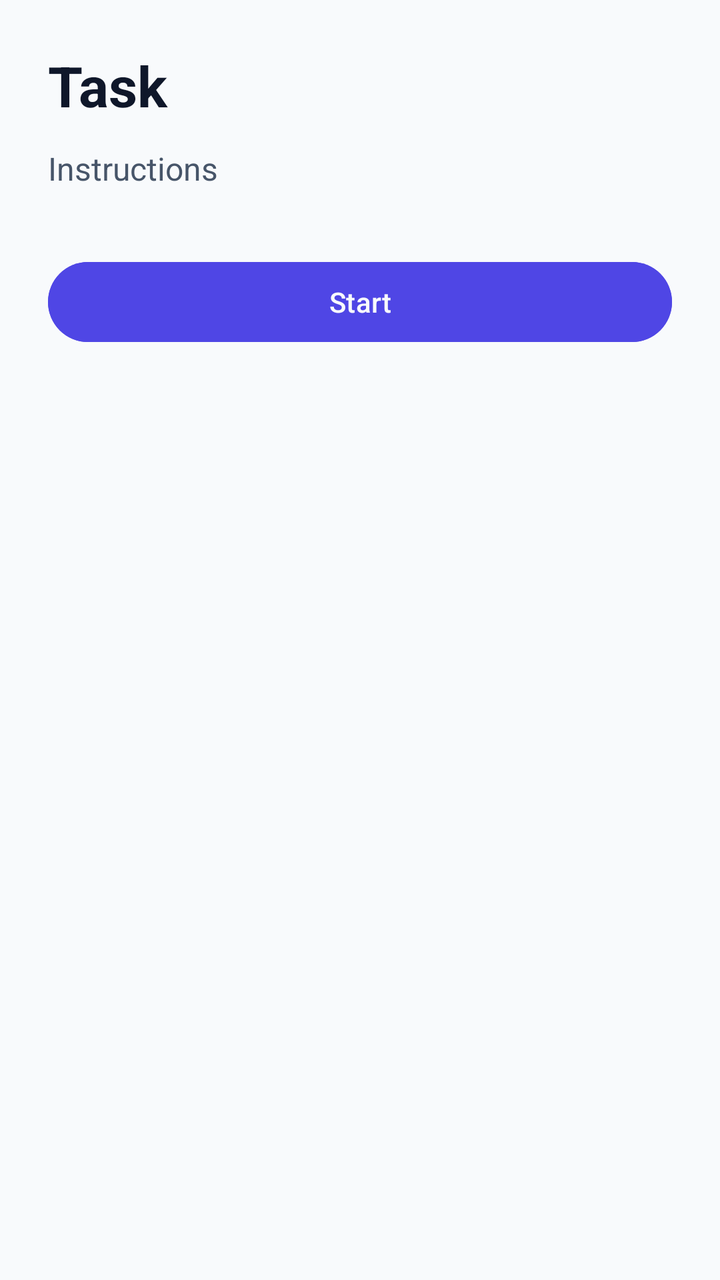
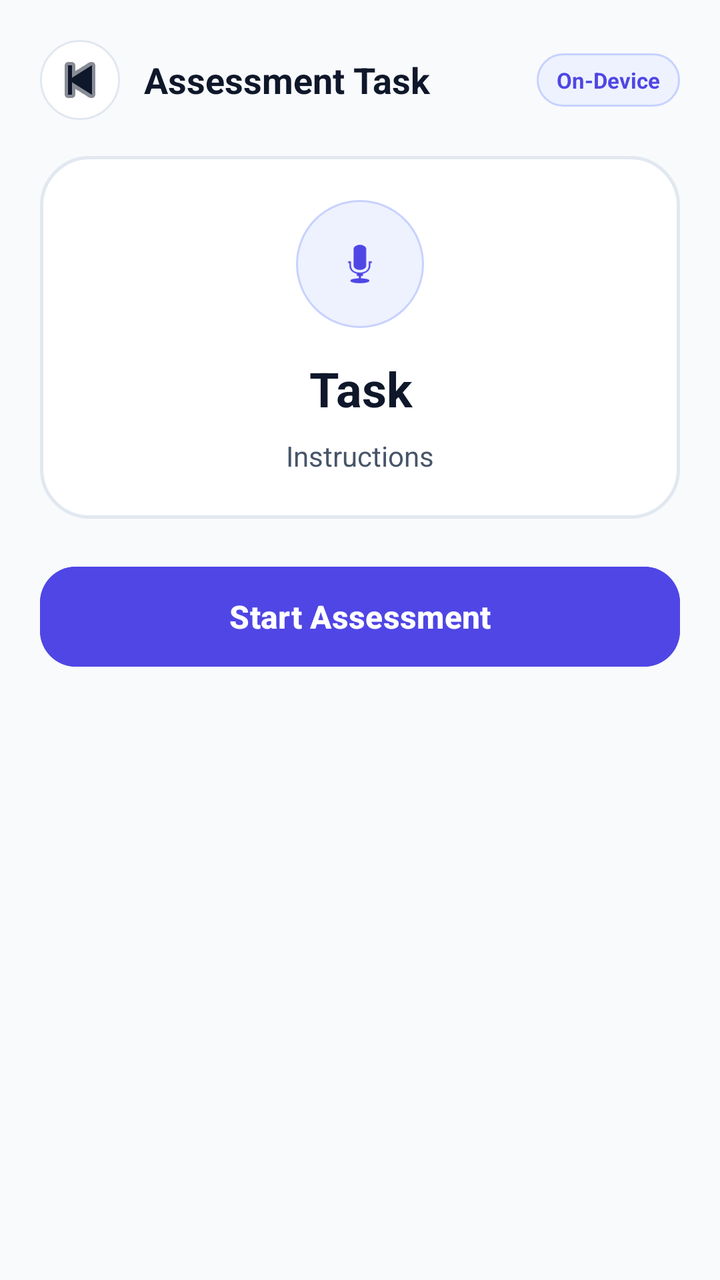

Compare the two renders of this Android layout. The source of the first and the diff that turns it into the second are given below.
<!-- AndroidManifest.xml: application theme Theme.ParkiMed -->
<!-- res/layout/activity_task.xml -->
<?xml version="1.0" encoding="utf-8"?>
<ScrollView xmlns:android="http://schemas.android.com/apk/res/android"
    android:layout_width="match_parent"
    android:layout_height="match_parent"
    android:background="@color/bg"
    android:fillViewport="true">

    <LinearLayout
        android:layout_width="match_parent"
        android:layout_height="wrap_content"
        android:orientation="vertical"
        android:padding="24dp">

        <TextView
            android:id="@+id/taskTitle"
            android:layout_width="match_parent"
            android:layout_height="wrap_content"
            android:text="Task"
            android:textColor="@color/text_primary"
            android:textSize="28sp"
            android:textStyle="bold" />

        <TextView
            android:id="@+id/taskHint"
            android:layout_width="match_parent"
            android:layout_height="wrap_content"
            android:layout_marginTop="12dp"
            android:text="Instructions"
            android:textColor="@color/text_secondary"
            android:textSize="16sp" />

        <Button
            android:id="@+id/btnStart"
            android:layout_width="match_parent"
            android:layout_height="wrap_content"
            android:layout_marginTop="32dp"
            android:backgroundTint="@color/primary"
            android:text="Start"
            android:textColor="@color/bg" />

        <LinearLayout
            android:id="@+id/demoRow"
            android:layout_width="match_parent"
            android:layout_height="wrap_content"
            android:layout_marginTop="24dp"
            android:orientation="horizontal"
            android:visibility="gone">

            <Button
                android:id="@+id/btnDemoHealthy"
                android:layout_width="0dp"
                android:layout_height="wrap_content"
                android:layout_weight="1"
                android:layout_marginEnd="8dp"
                android:backgroundTint="@color/primary"
                android:text="Demo: Healthy (real)"
                android:textColor="@color/bg" />

            <Button
                android:id="@+id/btnDemoSevere"
                android:layout_width="0dp"
                android:layout_height="wrap_content"
                android:layout_weight="1"
                android:backgroundTint="@color/danger"
                android:text="Demo: Severe (real)"
                android:textColor="@color/bg" />
        </LinearLayout>

        <com.parkimed.ai.ui.GaitView
            android:id="@+id/gaitDemoView"
            android:layout_width="match_parent"
            android:layout_height="300dp"
            android:layout_marginTop="20dp"
            android:visibility="gone" />

        <Button
            android:id="@+id/btnDemoWalk"
            android:layout_width="match_parent"
            android:layout_height="wrap_content"
            android:layout_marginTop="12dp"
            android:backgroundTint="@color/danger"
            android:text="Demo: PD Episode (gait + spiral)"
            android:textColor="@color/bg"
            android:visibility="gone" />
    </LinearLayout>
</ScrollView>
<!-- resources referenced by this layout -->
<resources>
  <color name="bg">#F8FAFC</color>
  <color name="danger">#F43F5E</color>
  <color name="primary">#4F46E5</color>
  <color name="text_primary">#0F172A</color>
  <color name="text_secondary">#475569</color>
  <style name="Theme.ParkiMed" parent="Theme.Material3.Light.NoActionBar">
          <item name="colorPrimary">@color/primary</item>
          <item name="colorOnPrimary">@color/card</item>
          <item name="colorSecondary">@color/accent</item>
          <item name="android:colorBackground">@color/bg</item>
          <item name="android:statusBarColor">@color/bg</item>
          <item name="android:windowLightStatusBar">true</item>
          <item name="android:navigationBarColor">@color/bg</item>
          <item name="android:windowLightNavigationBar">true</item>
          <item name="android:textColorPrimary">@color/text_primary</item>
          <item name="android:textColorSecondary">@color/text_secondary</item>
      </style>
  <color name="card">#FFFFFF</color>
  <color name="accent">#0EA5E9</color>
</resources>

<!-- the commit's change to res/layout/activity_task.xml (unified diff, before → after) -->
@@ -1,5 +1,6 @@
 <?xml version="1.0" encoding="utf-8"?>
 <ScrollView xmlns:android="http://schemas.android.com/apk/res/android"
+    xmlns:app="http://schemas.android.com/apk/res-auto"
     android:layout_width="match_parent"
     android:layout_height="match_parent"
     android:background="@color/bg"
@@ -9,78 +10,158 @@
         android:layout_width="match_parent"
         android:layout_height="wrap_content"
         android:orientation="vertical"
-        android:padding="24dp">
+        android:padding="20dp">
 
-        <TextView
-            android:id="@+id/taskTitle"
+        <LinearLayout
             android:layout_width="match_parent"
             android:layout_height="wrap_content"
-            android:text="Task"
-            android:textColor="@color/text_primary"
-            android:textSize="28sp"
-            android:textStyle="bold" />
+            android:gravity="center_vertical"
+            android:orientation="horizontal">
 
-        <TextView
-            android:id="@+id/taskHint"
+            <ImageButton
+                android:id="@+id/btnBack"
+                android:layout_width="40dp"
+                android:layout_height="40dp"
+                android:background="@drawable/bg_card"
+                android:contentDescription="Back"
+                android:src="@android:drawable/ic_media_previous"
+                app:tint="@color/text_primary" />
+
+            <TextView
+                android:layout_width="0dp"
+                android:layout_height="wrap_content"
+                android:layout_marginStart="12dp"
+                android:layout_weight="1"
+                android:text="Assessment Task"
+                android:textColor="@color/text_primary"
+                android:textSize="18sp"
+                android:textStyle="bold" />
+
+            <TextView
+                android:layout_width="wrap_content"
+                android:layout_height="wrap_content"
+                android:background="@drawable/bg_pill_primary"
+                android:paddingHorizontal="10dp"
+                android:paddingVertical="6dp"
+                android:text="On-Device"
+                android:textColor="@color/primary"
+                android:textSize="11sp"
+                android:textStyle="bold" />
+        </LinearLayout>
+
+        <LinearLayout
             android:layout_width="match_parent"
             android:layout_height="wrap_content"
-            android:layout_marginTop="12dp"
-            android:text="Instructions"
-            android:textColor="@color/text_secondary"
-            android:textSize="16sp" />
+            android:layout_marginTop="18dp"
+            android:background="@drawable/bg_card_rounded"
+            android:orientation="vertical"
+            android:padding="22dp">
 
-        <Button
+            <FrameLayout
+                android:layout_width="64dp"
+                android:layout_height="64dp"
+                android:layout_gravity="center_horizontal"
+                android:background="@drawable/bg_icon_circle">
+
+                <ImageView
+                    android:id="@+id/taskIcon"
+                    android:layout_width="28dp"
+                    android:layout_height="28dp"
+                    android:layout_gravity="center"
+                    android:src="@android:drawable/ic_btn_speak_now"
+                    app:tint="@color/primary" />
+            </FrameLayout>
+
+            <TextView
+                android:id="@+id/taskTitle"
+                android:layout_width="match_parent"
+                android:layout_height="wrap_content"
+                android:layout_marginTop="14dp"
+                android:gravity="center"
+                android:text="Task"
+                android:textColor="@color/text_primary"
+                android:textSize="24sp"
+                android:textStyle="bold" />
+
+            <TextView
+                android:id="@+id/taskHint"
+                android:layout_width="match_parent"
+                android:layout_height="wrap_content"
+                android:layout_marginTop="8dp"
+                android:gravity="center"
+                android:lineSpacingExtra="4dp"
+                android:text="Instructions"
+                android:textColor="@color/text_secondary"
+                android:textSize="14sp" />
+        </LinearLayout>
+
+        <com.google.android.material.button.MaterialButton
             android:id="@+id/btnStart"
+            style="@style/Widget.Material3.Button"
             android:layout_width="match_parent"
-            android:layout_height="wrap_content"
-            android:layout_marginTop="32dp"
+            android:layout_height="58dp"
+            android:layout_marginTop="20dp"
             android:backgroundTint="@color/primary"
-            android:text="Start"
-            android:textColor="@color/bg" />
+            android:text="Start Assessment"
+            android:textAllCaps="false"
+            android:textColor="@color/card"
+            android:textSize="16sp"
+            android:textStyle="bold"
+            app:cornerRadius="18dp" />
 
         <LinearLayout
             android:id="@+id/demoRow"
             android:layout_width="match_parent"
             android:layout_height="wrap_content"
-            android:layout_marginTop="24dp"
+            android:layout_marginTop="16dp"
             android:orientation="horizontal"
             android:visibility="gone">
 
-            <Button
+            <com.google.android.material.button.MaterialButton
                 android:id="@+id/btnDemoHealthy"
+                style="@style/Widget.Material3.Button.OutlinedButton"
                 android:layout_width="0dp"
-                android:layout_height="wrap_content"
+                android:layout_height="54dp"
+                android:layout_marginEnd="6dp"
                 android:layout_weight="1"
-                android:layout_marginEnd="8dp"
-                android:backgroundTint="@color/primary"
-                android:text="Demo: Healthy (real)"
-                android:textColor="@color/bg" />
+                android:text="Demo: Healthy"
+                android:textAllCaps="false"
+                android:textColor="@color/text_primary"
+                app:cornerRadius="16dp"
+                app:strokeColor="@color/surface_border" />
 
-            <Button
+            <com.google.android.material.button.MaterialButton
                 android:id="@+id/btnDemoSevere"
+                style="@style/Widget.Material3.Button.OutlinedButton"
                 android:layout_width="0dp"
-                android:layout_height="wrap_content"
+                android:layout_height="54dp"
+                android:layout_marginStart="6dp"
                 android:layout_weight="1"
-                android:backgroundTint="@color/danger"
-                android:text="Demo: Severe (real)"
-                android:textColor="@color/bg" />
+                android:text="Demo: Severe"
+                android:textAllCaps="false"
+                android:textColor="@color/text_primary"
+                app:cornerRadius="16dp"
+                app:strokeColor="@color/surface_border" />
         </LinearLayout>
 
         <com.parkimed.ai.ui.GaitView
             android:id="@+id/gaitDemoView"
             android:layout_width="match_parent"
-            android:layout_height="300dp"
-            android:layout_marginTop="20dp"
+            android:layout_height="260dp"
+            android:layout_marginTop="16dp"
             android:visibility="gone" />
 
-        <Button
+        <com.google.android.material.button.MaterialButton
             android:id="@+id/btnDemoWalk"
+            style="@style/Widget.Material3.Button.OutlinedButton"
             android:layout_width="match_parent"
-            android:layout_height="wrap_content"
+            android:layout_height="54dp"
             android:layout_marginTop="12dp"
-            android:backgroundTint="@color/danger"
             android:text="Demo: PD Episode (gait + spiral)"
-            android:textColor="@color/bg"
-            android:visibility="gone" />
+            android:textAllCaps="false"
+            android:textColor="@color/text_primary"
+            android:visibility="gone"
+            app:cornerRadius="16dp"
+            app:strokeColor="@color/surface_border" />
     </LinearLayout>
 </ScrollView>
<!-- resource entries referenced after the edit -->
@@ -1,10 +1,37 @@
 <!-- resources referenced by this layout -->
 <resources>
   <color name="bg">#F8FAFC</color>
-  <color name="danger">#F43F5E</color>
   <color name="primary">#4F46E5</color>
+  <color name="surface_border">#E2E8F0</color>
   <color name="text_primary">#0F172A</color>
   <color name="text_secondary">#475569</color>
+  <!-- drawable bg_card (drawable) -->
+  <?xml version="1.0" encoding="utf-8"?>
+  <shape xmlns:android="http://schemas.android.com/apk/res/android">
+      <solid android:color="@color/card" />
+      <corners android:radius="20dp" />
+      <stroke android:width="1dp" android:color="@color/surface_border" />
+  </shape>
+  <!-- drawable bg_card_rounded (drawable) -->
+  <?xml version="1.0" encoding="utf-8"?>
+  <shape xmlns:android="http://schemas.android.com/apk/res/android">
+      <solid android:color="@color/card" />
+      <corners android:radius="24dp" />
+      <stroke android:width="1.5dp" android:color="@color/surface_border" />
+  </shape>
+  <!-- drawable bg_icon_circle (drawable) -->
+  <?xml version="1.0" encoding="utf-8"?>
+  <shape xmlns:android="http://schemas.android.com/apk/res/android" android:shape="oval">
+      <solid android:color="@color/primary_light" />
+      <stroke android:width="1dp" android:color="#C7D2FE" />
+  </shape>
+  <!-- drawable bg_pill_primary (drawable) -->
+  <?xml version="1.0" encoding="utf-8"?>
+  <shape xmlns:android="http://schemas.android.com/apk/res/android">
+      <solid android:color="@color/primary_light" />
+      <corners android:radius="20dp" />
+      <stroke android:width="1dp" android:color="#C7D2FE" />
+  </shape>
   <style name="Theme.ParkiMed" parent="Theme.Material3.Light.NoActionBar">
           <item name="colorPrimary">@color/primary</item>
           <item name="colorOnPrimary">@color/card</item>
@@ -17,6 +44,7 @@
           <item name="android:textColorPrimary">@color/text_primary</item>
           <item name="android:textColorSecondary">@color/text_secondary</item>
       </style>
+  <color name="primary_light">#EEF2FF</color>
   <color name="card">#FFFFFF</color>
   <color name="accent">#0EA5E9</color>
 </resources>
